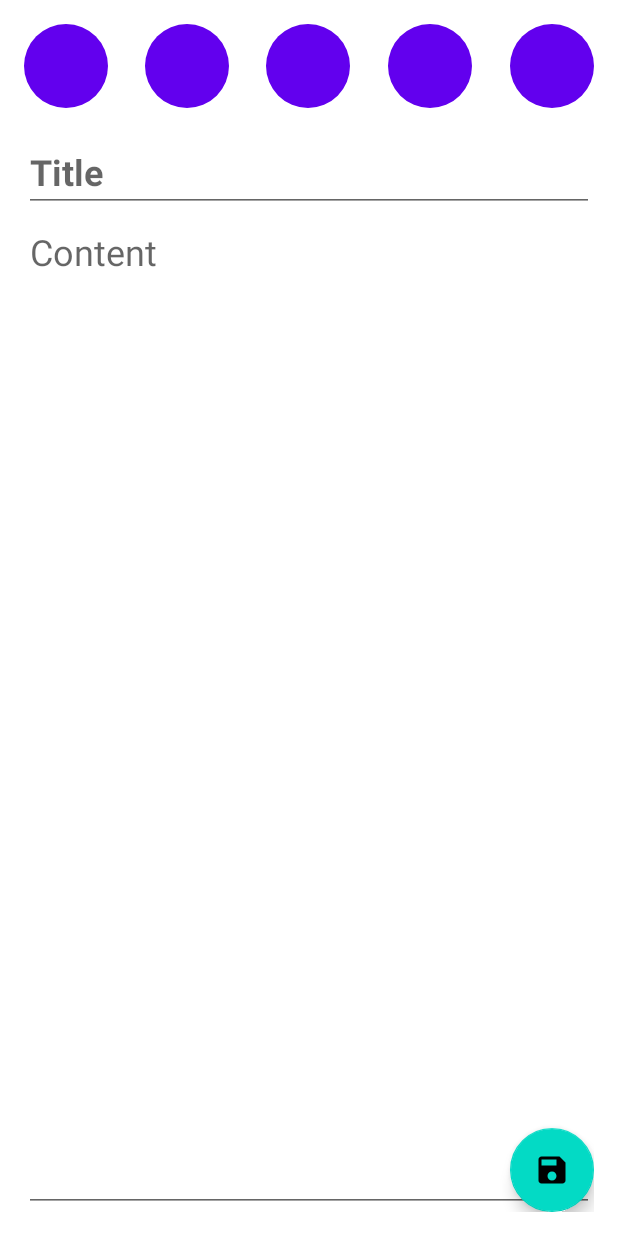
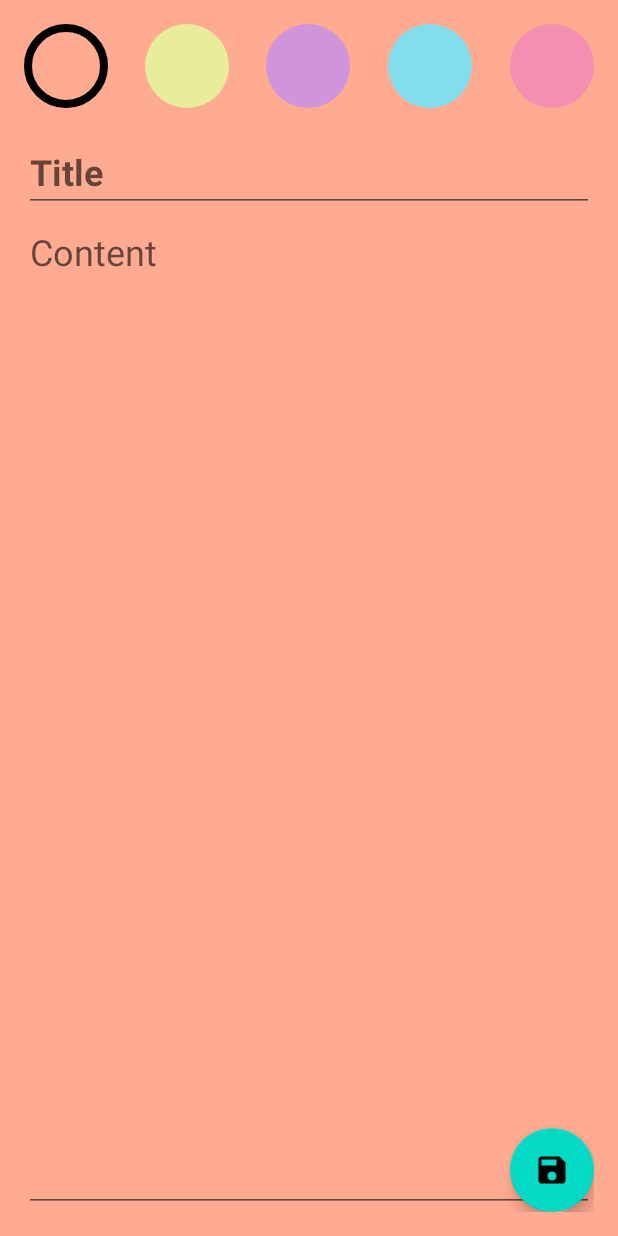
Before and after one commit to xon235/android-note-app, an Android app: the screen it shows after launch (MainActivity), after a tap on an icon or button, on a phone screen of 412 x 824 dp. Run offline under Robolectric (Android 15) with nearby library versions, the phone set to English and light mode, and no system bars; our stand-ins replace Room's generated code, navigation-ui; 1 other tap on this screen came first.

Commit message:
Implement NoteFragment.kt Logics with Color Selector

```diff
--- /dev/null
+++ b/app/src/main/java/com/survivalcoding/noteapp/presentation/ColorRadioButton.kt
@@ -0,0 +1,35 @@
+package com.survivalcoding.noteapp.presentation
+
+import android.annotation.SuppressLint
+import android.content.Context
+import android.graphics.Color
+import android.graphics.PorterDuff
+import android.util.AttributeSet
+import androidx.core.content.ContextCompat
+import com.survivalcoding.noteapp.R
+
+class ColorRadioButton(context: Context, attributeSet: AttributeSet) :
+    androidx.appcompat.widget.AppCompatRadioButton(context, attributeSet) {
+
+    var color = Color.WHITE
+        private set
+
+    init {
+        context.theme.obtainStyledAttributes(
+            attributeSet,
+            R.styleable.ColorRadioButton,
+            0, 0
+        ).apply {
+            try {
+                color = getInteger(R.styleable.ColorRadioButton_colorValue, ContextCompat.getColor(context, R.color.light_salmon))
+            } finally {
+                recycle()
+            }
+
+            background = ContextCompat.getDrawable(context, R.drawable.selector_circle)
+            backgroundTintMode = PorterDuff.Mode.MULTIPLY
+            background.setTint(color)
+            buttonDrawable = null
+        }
+    }
+}
--- a/app/src/main/java/com/survivalcoding/noteapp/presentation/note/NoteFragment.kt
+++ b/app/src/main/java/com/survivalcoding/noteapp/presentation/note/NoteFragment.kt
@@ -1,20 +1,31 @@
 package com.survivalcoding.noteapp.presentation.note
 
 import android.os.Bundle
+import android.transition.TransitionManager
 import android.view.LayoutInflater
 import android.view.View
 import android.view.ViewGroup
+import android.widget.EditText
+import androidx.core.content.ContextCompat
+import androidx.core.view.children
+import androidx.core.widget.doAfterTextChanged
 import androidx.fragment.app.Fragment
 import androidx.fragment.app.viewModels
 import androidx.lifecycle.Lifecycle
 import androidx.lifecycle.lifecycleScope
 import androidx.lifecycle.repeatOnLifecycle
+import androidx.navigation.fragment.findNavController
 import androidx.navigation.fragment.navArgs
 import com.survivalcoding.noteapp.NoteApplication
+import com.survivalcoding.noteapp.R
 import com.survivalcoding.noteapp.databinding.FragmentNoteBinding
 import com.survivalcoding.noteapp.presentation.AppViewModelFactory
+import com.survivalcoding.noteapp.presentation.ColorRadioButton
 import kotlinx.coroutines.flow.collect
+import kotlinx.coroutines.flow.collectLatest
+import kotlinx.coroutines.flow.debounce
 import kotlinx.coroutines.launch
+import java.lang.IllegalArgumentException
 
 class NoteFragment : Fragment() {
     private var _binding: FragmentNoteBinding? = null
@@ -30,21 +41,61 @@ class NoteFragment : Fragment() {
         inflater: LayoutInflater,
         container: ViewGroup?,
         savedInstanceState: Bundle?
-    ): View? {
+    ): View {
         _binding = FragmentNoteBinding.inflate(inflater, container, false)
         return binding.root
     }
 
     override fun onViewCreated(view: View, savedInstanceState: Bundle?) {
 
-        viewModel.getNoteById(args.noteId)
+        binding.colorsRg.setOnCheckedChangeListener { _, id: Int ->
+            when (id) {
+                R.id.lightSalmonCrb -> {
+                    viewModel.setColor(binding.lightSalmonCrb.color)
+                }
+                R.id.primroseCrb -> {
+                    viewModel.setColor(binding.primroseCrb.color)
+                }
+                R.id.pastelVioletCrb -> {
+                    viewModel.setColor(binding.pastelVioletCrb.color)
+                }
+                R.id.aquamarineBlueCrb -> {
+                    viewModel.setColor(binding.aquamarineBlueCrb.color)
+                }
+                R.id.pinkSherbetCrb -> {
+                    viewModel.setColor(binding.pinkSherbetCrb.color)
+                }
+            }
+        }
 
-        lifecycleScope.launch {
+        binding.titleEv.doAfterTextChanged {
+            viewModel.setTitle(it.toString())
+        }
+
+        binding.contentEv.doAfterTextChanged {
+            viewModel.setContent(it.toString())
+        }
+
+        binding.saveFab.setOnClickListener {
+            viewModel.saveNote()
+        }
+
+        viewModel.setNote(args.note)
+
+        viewLifecycleOwner.lifecycleScope.launch {
             repeatOnLifecycle(Lifecycle.State.STARTED) {
-                viewModel.note.collect {
-                    it?.run {
-                        binding.titleTv.setText(title)
-                        binding.contentTv.setText(content)
+                viewModel.uiState.collectLatest {
+                    binding.titleEv.setTextIfDiff(it.note.title)
+                    binding.contentEv.setTextIfDiff(it.note.content)
+                    val crbId = getColorRadioButtonIdFromColor(it.note.color)
+                    binding.colorsRg.check(crbId)
+                    binding.root.setBackgroundColor(
+                        binding.colorsRg.findViewById<ColorRadioButton>(
+                            crbId
+                        ).color
+                    )
+                    if (it.saved) {
+                        findNavController().popBackStack()
                     }
                 }
             }
@@ -55,4 +106,17 @@ class NoteFragment : Fragment() {
         super.onDestroy()
         _binding = null
     }
+
+    private fun EditText.setTextIfDiff(text: String) {
+        if(this.text.toString() != text) {
+            setText(text)
+        }
+    }
+
+    private fun getColorRadioButtonIdFromColor(color: Int): Int {
+        return binding.colorsRg.children.filter { it is ColorRadioButton }
+            .find {
+                (it as ColorRadioButton).color == color
+            }?.id ?: R.id.lightSalmonCrb
+    }
 }
--- /dev/null
+++ b/app/src/main/java/com/survivalcoding/noteapp/presentation/note/NoteUiState.kt
@@ -0,0 +1,8 @@
+package com.survivalcoding.noteapp.presentation.note
+
+import com.survivalcoding.noteapp.domain.model.Note
+
+data class NoteUiState(
+    val note:Note = Note(),
+    val saved: Boolean = false
+)
--- a/app/src/main/java/com/survivalcoding/noteapp/presentation/note/NoteViewModel.kt
+++ b/app/src/main/java/com/survivalcoding/noteapp/presentation/note/NoteViewModel.kt
@@ -1,27 +1,42 @@
 package com.survivalcoding.noteapp.presentation.note
 
+import android.icu.text.CaseMap
 import androidx.lifecycle.ViewModel
 import androidx.lifecycle.viewModelScope
 import com.survivalcoding.noteapp.domain.model.Note
 import com.survivalcoding.noteapp.domain.repository.NoteRepository
 import kotlinx.coroutines.flow.Flow
 import kotlinx.coroutines.flow.MutableStateFlow
+import kotlinx.coroutines.flow.combine
 import kotlinx.coroutines.launch
+import kotlinx.coroutines.runBlocking
 
 class NoteViewModel(private val noteRepository: NoteRepository): ViewModel() {
 
-    private val _note = MutableStateFlow<Note?>(null)
-    val note: Flow<Note?> = _note
+    private val _note = MutableStateFlow(Note())
+    private val _saved = MutableStateFlow(false)
+    val uiState: Flow<NoteUiState> = combine(_note, _saved) { n, s -> NoteUiState(n, s) }
 
-    fun getNoteById(id: Int) {
-        viewModelScope.launch {
-            _note.value = noteRepository.selectById(id)
-        }
+    fun setNote(note: Note) {
+        _note.value = note
     }
 
-    fun upsertNote(note: Note) {
+    fun setTitle(title: String) {
+        _note.value = _note.value.copy(title = title)
+    }
+
+    fun setContent(content: String) {
+        _note.value = _note.value.copy(content = content)
+    }
+
+    fun setColor(color: Int) {
+        _note.value = _note.value.copy(color = color)
+    }
+
+    fun saveNote() {
         viewModelScope.launch {
-            noteRepository.upsert(note)
+            noteRepository.upsert(_note.value)
+            _saved.value = true
         }
     }
 }
--- a/app/src/main/res/drawable/selector_circle.xml
+++ b/app/src/main/res/drawable/selector_circle.xml
@@ -1,9 +1,15 @@
 <?xml version="1.0" encoding="utf-8"?>
 <selector xmlns:android="http://schemas.android.com/apk/res/android">
-    <item android:state_pressed="false">
-        <shape android:shape="oval"/>
+    <item android:state_checked="false"
+        >
+        <shape android:shape="oval">
+            <solid android:color="@color/white"/>
+        </shape>
     </item>
-    <item android:state_pressed="true">
-        <shape android:shape="oval"/>
+    <item android:state_checked="true">
+        <shape android:shape="oval">
+            <stroke android:color="@color/black" android:width="5dp"/>
+            <solid android:color="@color/white"/>
+        </shape>
     </item>
 </selector>
--- a/app/src/main/res/layout/fragment_note.xml
+++ b/app/src/main/res/layout/fragment_note.xml
@@ -7,8 +7,8 @@
     tools:context=".presentation.notes.NotesFragment"
     android:padding="16dp">
 
-    <LinearLayout
-        android:id="@+id/colorsLl"
+    <RadioGroup
+        android:id="@+id/colorsRg"
         android:layout_width="0dp"
         android:layout_height="wrap_content"
         app:layout_constraintTop_toTopOf="parent"
@@ -16,54 +16,59 @@
         app:layout_constraintEnd_toEndOf="parent"
         android:orientation="horizontal"
         android:paddingBottom="16dp">
-        <Button
+        <com.survivalcoding.noteapp.presentation.ColorRadioButton
+            android:id="@+id/lightSalmonCrb"
             android:layout_width="56dp"
             android:layout_height="56dp"
             android:padding="12dp"
-            android:background="@drawable/selector_circle"/>
+            app:colorValue="@color/light_salmon"/>
         <Space
             android:layout_width="0dp"
-            android:layout_height="1dp"
+            android:layout_height="match_parent"
             android:layout_weight="1" />
-        <Button
+        <com.survivalcoding.noteapp.presentation.ColorRadioButton
+            android:id="@+id/primroseCrb"
             android:layout_width="56dp"
             android:layout_height="56dp"
             android:padding="12dp"
-            android:background="@drawable/selector_circle"/>
+            app:colorValue="@color/primrose"/>
         <Space
             android:layout_width="0dp"
-            android:layout_height="1dp"
+            android:layout_height="match_parent"
             android:layout_weight="1" />
-        <Button
+        <com.survivalcoding.noteapp.presentation.ColorRadioButton
+            android:id="@+id/pastelVioletCrb"
             android:layout_width="56dp"
             android:layout_height="56dp"
             android:padding="12dp"
-            android:background="@drawable/selector_circle"/>
+            app:colorValue="@color/pastel_violet"/>
         <Space
             android:layout_width="0dp"
-            android:layout_height="1dp"
+            android:layout_height="match_parent"
             android:layout_weight="1" />
-        <Button
+        <com.survivalcoding.noteapp.presentation.ColorRadioButton
+            android:id="@+id/aquamarineBlueCrb"
             android:layout_width="56dp"
             android:layout_height="56dp"
             android:padding="12dp"
-            android:background="@drawable/selector_circle"/>
+            app:colorValue="@color/aquamarine_blue"/>
         <Space
             android:layout_width="0dp"
-            android:layout_height="1dp"
+            android:layout_height="match_parent"
             android:layout_weight="1" />
-        <Button
+        <com.survivalcoding.noteapp.presentation.ColorRadioButton
+            android:id="@+id/pinkSherbetCrb"
             android:layout_width="56dp"
             android:layout_height="56dp"
             android:padding="12dp"
-            android:background="@drawable/selector_circle"/>
-    </LinearLayout>
+            app:colorValue="@color/pink_sherbet"/>
+    </RadioGroup>
 
     <EditText
-        android:id="@+id/titleTv"
+        android:id="@+id/titleEv"
         android:layout_width="0dp"
         android:layout_height="wrap_content"
-        app:layout_constraintTop_toBottomOf="@id/colorsLl"
+        app:layout_constraintTop_toBottomOf="@id/colorsRg"
         app:layout_constraintStart_toStartOf="parent"
         app:layout_constraintEnd_toEndOf="parent"
         android:textSize="24sp"
@@ -71,10 +76,10 @@
         android:hint="Title" />
 
     <EditText
-        android:id="@+id/contentTv"
+        android:id="@+id/contentEv"
         android:layout_width="0dp"
         android:layout_height="0dp"
-        app:layout_constraintTop_toBottomOf="@id/titleTv"
+        app:layout_constraintTop_toBottomOf="@id/titleEv"
         app:layout_constraintBottom_toBottomOf="parent"
         app:layout_constraintStart_toStartOf="parent"
         app:layout_constraintEnd_toEndOf="parent"
--- /dev/null
+++ b/app/src/main/res/values/attrs.xml
@@ -0,0 +1,6 @@
+<?xml version="1.0" encoding="utf-8"?>
+<resources>
+    <declare-styleable name="ColorRadioButton">
+        <attr name="colorValue" format="color" />
+    </declare-styleable>
+</resources>
--- a/app/src/main/res/values/colors.xml
+++ b/app/src/main/res/values/colors.xml
@@ -7,4 +7,9 @@
     <color name="teal_700">#FF018786</color>
     <color name="black">#FF000000</color>
     <color name="white">#FFFFFFFF</color>
+    <color name="light_salmon">#ffab91</color>
+    <color name="primrose">#e7ed9b</color>
+    <color name="pastel_violet">#cf94da</color>
+    <color name="aquamarine_blue">#81deea</color>
+    <color name="pink_sherbet">#f48fb1</color>
 </resources>
```
